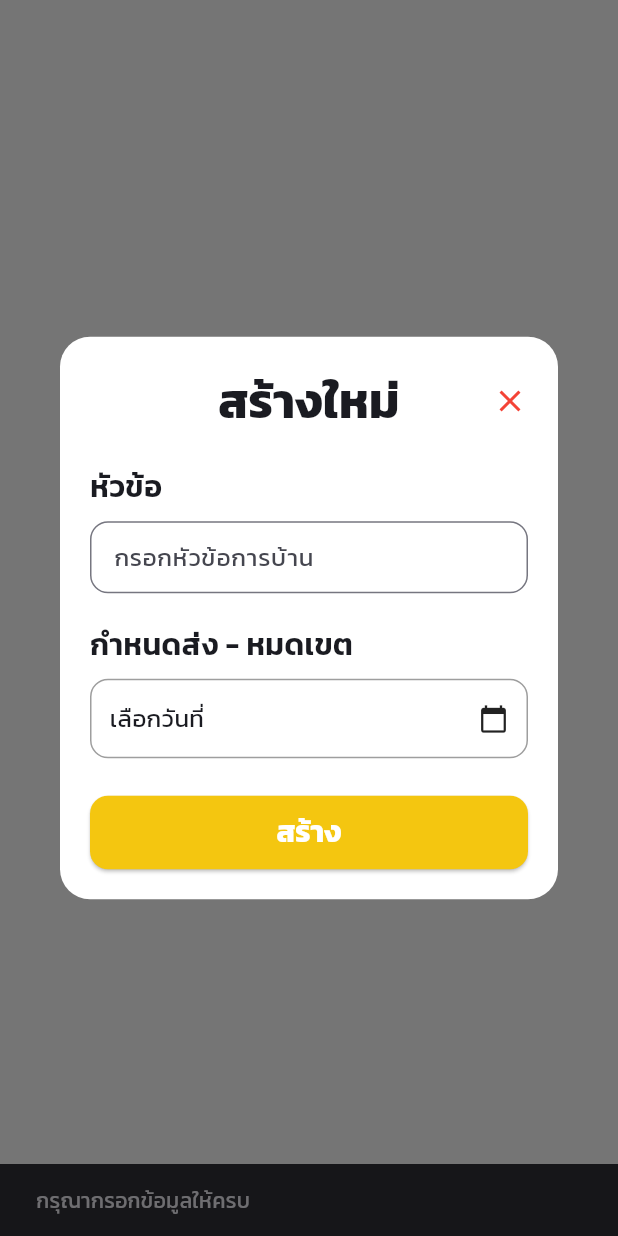
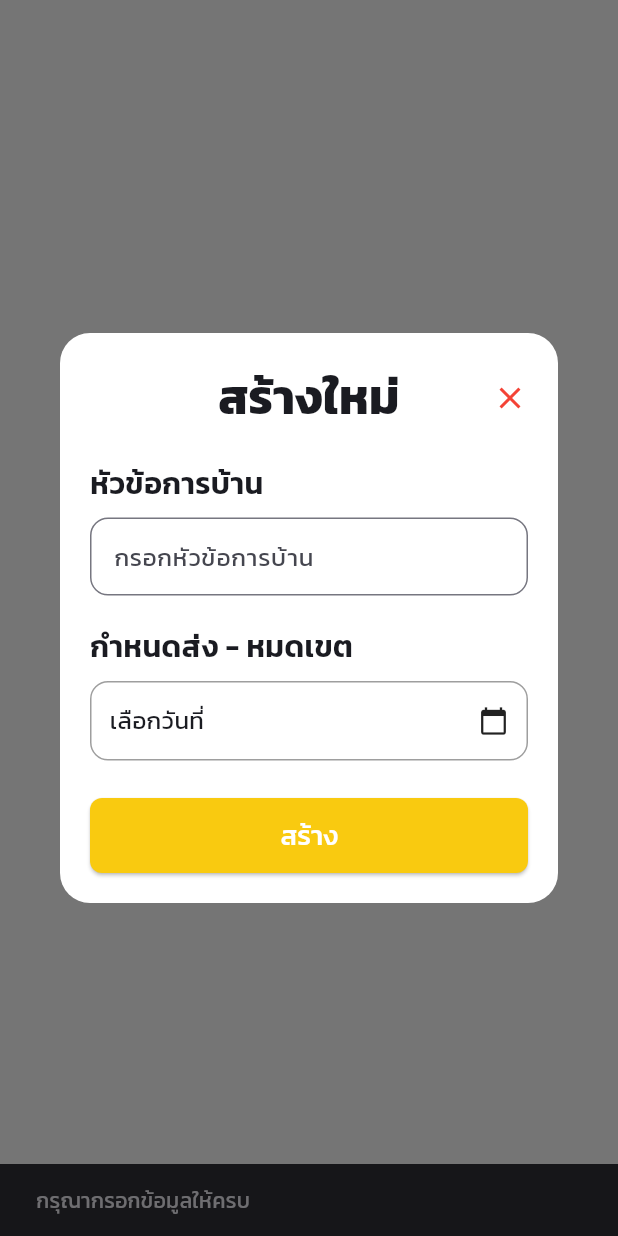
Before and after one commit to TanawanUr/class_attendance_management_system, a Flutter app: what showCreateDialog() shows on an empty page, opened directly with empty values, after a tap on "สร้าง", on a phone screen of 412 x 824 dp. Run offline on Flutter 3.47's test engine with Material 3 defaults, Android fonts, the phone set to English and light mode, and no system bars; our stand-ins replace auto_size_text, shared_preferences; accounts and stored records are empty; network calls fail.

Commit message:
add auto check homework and fix datetime

```diff
--- a/lib/screens/homework_detail_screen.dart
+++ b/lib/screens/homework_detail_screen.dart
@@ -280,11 +280,13 @@ void showCreateDialog({
   showDialog(
     context: context,
     builder: (context) {
-      return StatefulBuilder(builder: (context, setState) {
+      return StatefulBuilder(
+        builder: (context, setState) {
           return Dialog(
             backgroundColor: Colors.white,
-          shape:
-              RoundedRectangleBorder(borderRadius: BorderRadius.circular(20)),
+            shape: RoundedRectangleBorder(
+              borderRadius: BorderRadius.circular(20),
+            ),
             child: Padding(
               padding: const EdgeInsets.all(20),
               child: Column(
@@ -309,7 +311,7 @@ void showCreateDialog({
                   ],
                 ),
                   const SizedBox(height: 20),
-                Text('หัวข้อ',
+                  Text('หัวข้อการบ้าน',
                       style:
                           TextStyle(fontSize: 20, fontWeight: FontWeight.w600)),
                   const SizedBox(height: 8),
@@ -318,8 +320,10 @@ void showCreateDialog({
                     decoration: InputDecoration(
                       hintText: 'กรอกหัวข้อการบ้าน',
                       border: OutlineInputBorder(
-                        borderRadius: BorderRadius.circular(12)),
-                    contentPadding: EdgeInsets.symmetric(horizontal: 12),
+                        borderRadius: BorderRadius.circular(12),
+                      ),
+                      contentPadding:
+                          EdgeInsets.symmetric(horizontal: 12, vertical: 14),
                     ),
                   ),
                   const SizedBox(height: 20),
@@ -366,8 +370,21 @@ void showCreateDialog({
                     child: ElevatedButton(
                       onPressed: () async {
                         final title = titleController.text.trim();
-                      final dueDate =
-                          selectedDate?.toIso8601String().split('T')[0];
+
+                        // แก้ไขการจัดการวันที่
+                        String? dueDate;
+                        if (selectedDate != null) {
+                          // ปรับเวลาให้เป็น 23:59:59 ของวันที่เลือก
+                          final adjustedDate = DateTime(
+                            selectedDate!.year,
+                            selectedDate!.month,
+                            selectedDate!.day,
+                            23,
+                            59,
+                            59,
+                          );
+                          dueDate = adjustedDate.toIso8601String().split('T')[0];
+                        }
 
                         if (title.isEmpty || dueDate == null) {
                           ScaffoldMessenger.of(context).showSnackBar(
@@ -386,7 +403,7 @@ void showCreateDialog({
                         );
 
                         if (success) {
-                        Navigator.of(context).pop(); // ปิด dialog ก่อน
+                          Navigator.of(context).pop();
 
                           ScaffoldMessenger.of(context).showSnackBar(
                             SnackBar(
@@ -406,23 +423,24 @@ void showCreateDialog({
                         }
                       },
                       style: ElevatedButton.styleFrom(
-                      backgroundColor: Color(0xffF4C610),
-                      padding: EdgeInsets.symmetric(vertical: 10),
+                        backgroundColor: Color(0xffF9CA10),
+                        foregroundColor: Colors.white,
+                        padding: EdgeInsets.symmetric(vertical: 12),
                         shape: RoundedRectangleBorder(
-                          borderRadius: BorderRadius.circular(12)),
+                          borderRadius: BorderRadius.circular(8),
+                        ),
                       ),
                       child: Text('สร้าง',
                           style: TextStyle(
-                            fontSize: 20,
-                            fontWeight: FontWeight.bold,
-                            color: Colors.white)),
+                              fontSize: 18, fontWeight: FontWeight.w500)),
                     ),
                   ),
                 ],
               ),
             ),
           );
-      });
+        },
+      );
     },
   );
 }
```
Also changed, not shown: lib/screens/homework_screen.dart (+13 -0 lines), lib/services/homework_service.dart (+67 -4 lines). Lines whose indentation alone changed are shown as unchanged.
